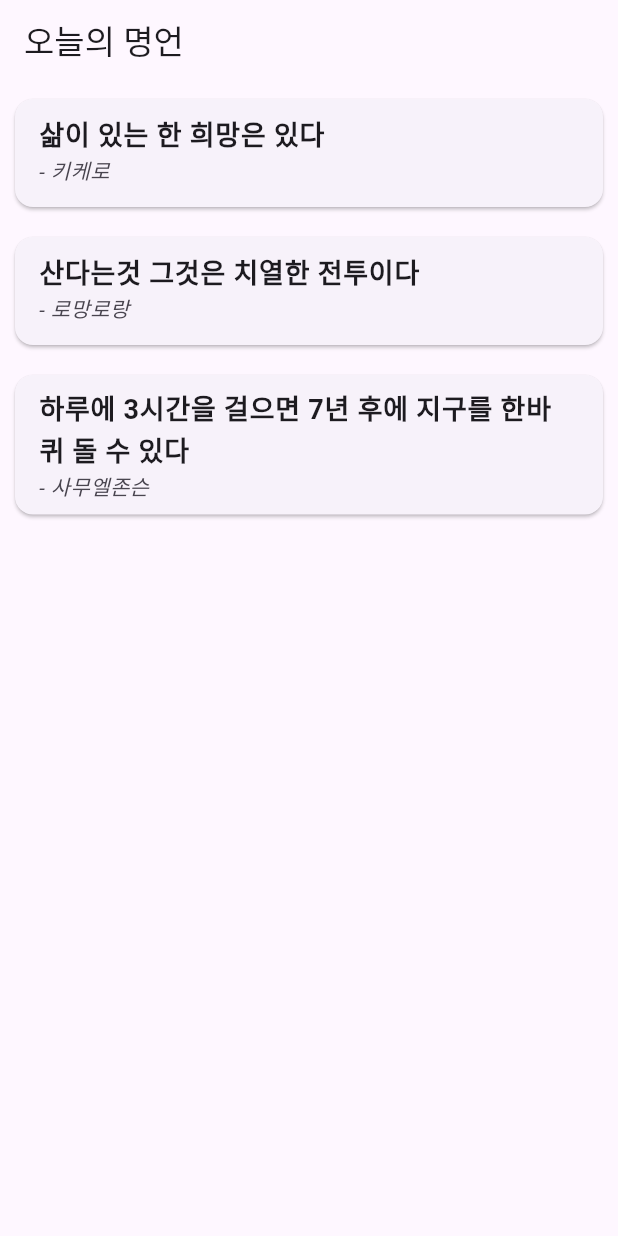
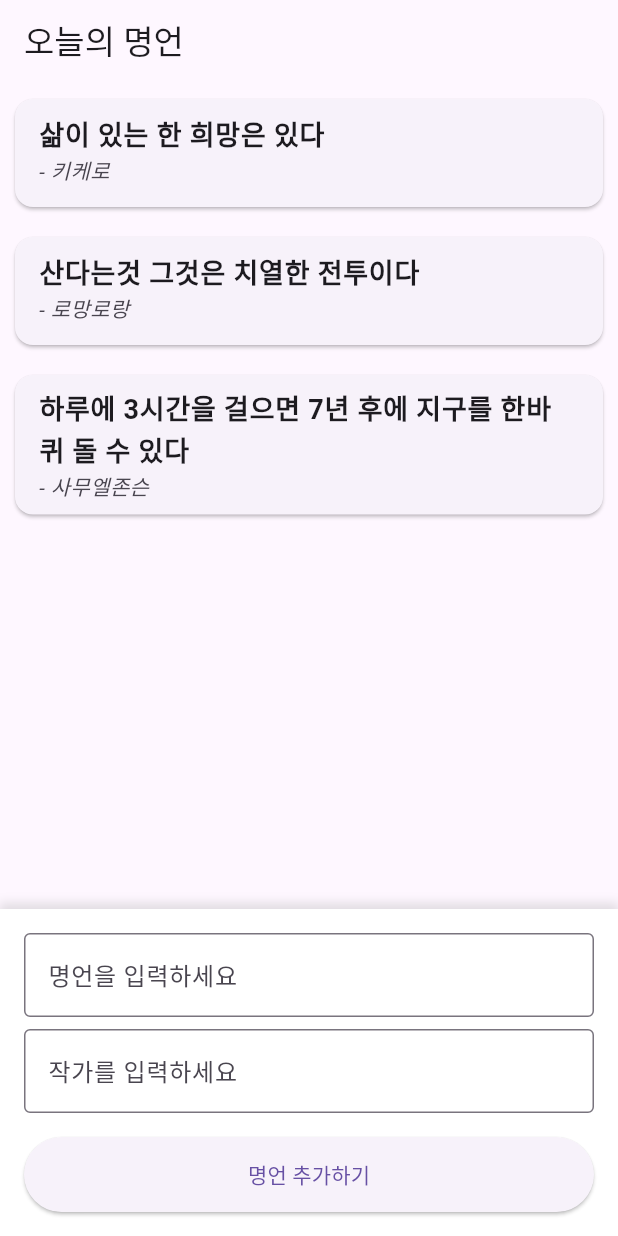
Before and after one commit to wjb127/daily-wisdom, a Flutter app: the screen it shows after launch, on a phone screen of 412 x 824 dp. Run offline on Flutter 3.47's test engine with Material 3 defaults, Android fonts, the light colour scheme and no system bars.

Commit message:
Add input function

```diff
--- a/lib/main.dart
+++ b/lib/main.dart
@@ -19,31 +19,46 @@ class MyApp extends StatelessWidget {
   }
 }
 
-class QuoteListScreen extends StatelessWidget {
+class QuoteListScreen extends StatefulWidget {
   const QuoteListScreen({super.key});
 
   @override
-  Widget build(BuildContext context) {
+  State<QuoteListScreen> createState() => _QuoteListScreenState();
+}
+
+class _QuoteListScreenState extends State<QuoteListScreen> {
   final List<Quote> quotes = [
-      Quote(
-        text: "삶이 있는 한 희망은 있다",
-        author: "키케로"
-      ),
-      Quote(
-        text: "산다는것 그것은 치열한 전투이다",
-        author: "로망로랑"
-      ),
-      Quote(
-        text: "하루에 3시간을 걸으면 7년 후에 지구를 한바퀴 돌 수 있다",
-        author: "사무엘존슨"
-      ),
+    Quote(text: "삶이 있는 한 희망은 있다", author: "키케로"),
+    Quote(text: "산다는것 그것은 치열한 전투이다", author: "로망로랑"),
+    Quote(text: "하루에 3시간을 걸으면 7년 후에 지구를 한바퀴 돌 수 있다", author: "사무엘존슨"),
   ];
 
+  final TextEditingController _quoteController = TextEditingController();
+  final TextEditingController _authorController = TextEditingController();
+
+  void _addQuote() {
+    if (_quoteController.text.isNotEmpty && _authorController.text.isNotEmpty) {
+      setState(() {
+        quotes.add(Quote(
+          text: _quoteController.text,
+          author: _authorController.text,
+        ));
+      });
+      _quoteController.clear();
+      _authorController.clear();
+    }
+  }
+
+  @override
+  Widget build(BuildContext context) {
     return Scaffold(
       appBar: AppBar(
         title: const Text('오늘의 명언'),
       ),
-      body: ListView.builder(
+      body: Column(
+        children: [
+          Expanded(
+            child: ListView.builder(
               itemCount: quotes.length,
               itemBuilder: (context, index) {
                 return Card(
@@ -67,7 +82,58 @@ class QuoteListScreen extends StatelessWidget {
                 );
               },
             ),
+          ),
+          Container(
+            padding: const EdgeInsets.all(16),
+            decoration: BoxDecoration(
+              color: Colors.white,
+              boxShadow: [
+                BoxShadow(
+                  color: Colors.grey.withOpacity(0.3),
+                  spreadRadius: 1,
+                  blurRadius: 5,
+                  offset: const Offset(0, -3),
+                ),
+              ],
+            ),
+            child: Column(
+              children: [
+                TextField(
+                  controller: _quoteController,
+                  decoration: const InputDecoration(
+                    labelText: '명언을 입력하세요',
+                    border: OutlineInputBorder(),
+                  ),
+                ),
+                const SizedBox(height: 8),
+                TextField(
+                  controller: _authorController,
+                  decoration: const InputDecoration(
+                    labelText: '작가를 입력하세요',
+                    border: OutlineInputBorder(),
+                  ),
+                ),
+                const SizedBox(height: 16),
+                ElevatedButton(
+                  onPressed: _addQuote,
+                  style: ElevatedButton.styleFrom(
+                    minimumSize: const Size(double.infinity, 50),
+                  ),
+                  child: const Text('명언 추가하기'),
+                ),
+              ],
+            ),
+          ),
+        ],
+      ),
     );
+  }
+
+  @override
+  void dispose() {
+    _quoteController.dispose();
+    _authorController.dispose();
+    super.dispose();
   }
 }
 
```
Lines whose indentation alone changed are shown as unchanged.
